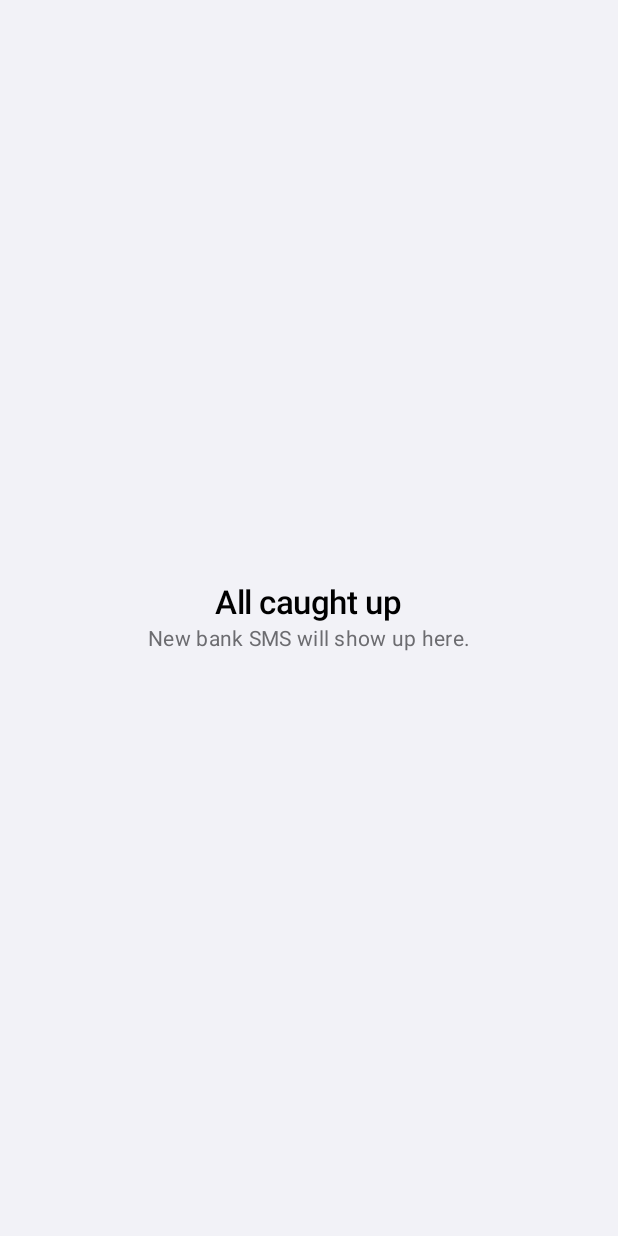
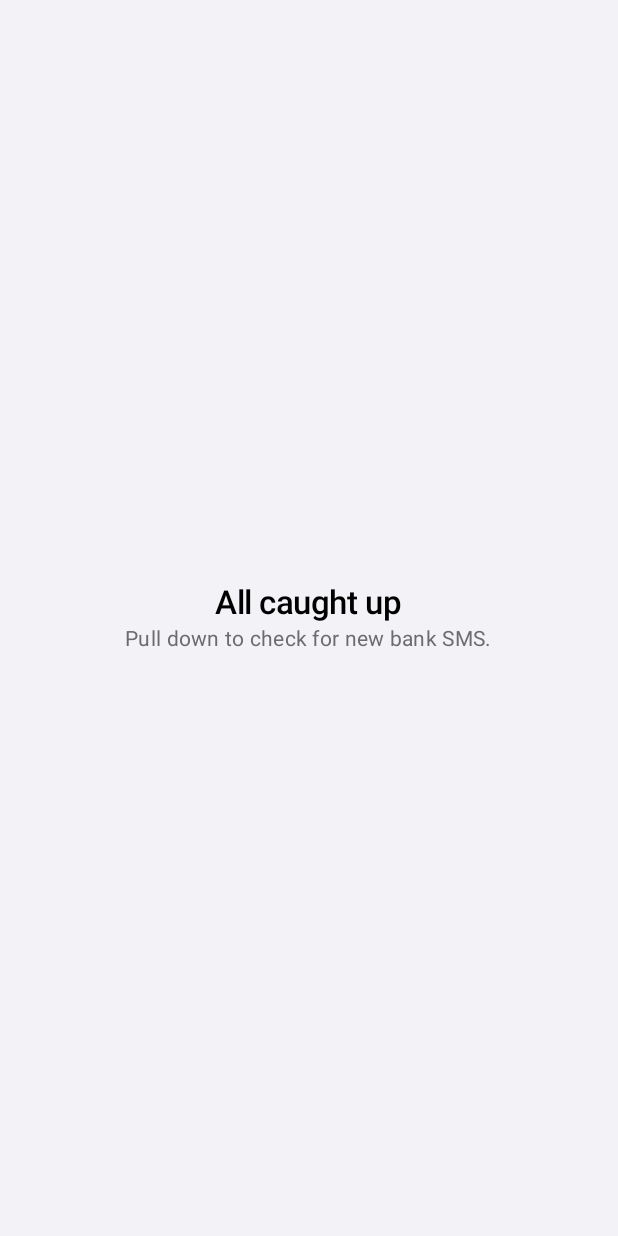
Before and after one commit to karthi-g-520d/expense-tracker, an Android app built with Jetpack Compose: the composable TagScreen shown on its own in the app's theme, on a phone screen of 412 x 824 dp. Run offline under Robolectric (Android 15) with nearby library versions, the phone set to English and light mode, and no system bars; our stand-ins replace Room's generated code; libraries missing offline, so code that uses them is left out: dev.chrisbanes.haze.

Commit message:
Pull down on To tag to read new SMS
Co-Authored-By: Claude Opus 5.5 (1M context) <noreply@anthropic.com>
Claude-Session: https://claude.ai/code/session_01LRy1H34bg3kJZKa5TvyJCB

```diff
--- a/app/src/main/java/com/karthi/expense/MainActivity.kt
+++ b/app/src/main/java/com/karthi/expense/MainActivity.kt
@@ -30,7 +30,6 @@ import androidx.compose.foundation.layout.Column
 import androidx.compose.foundation.layout.PaddingValues
 import androidx.compose.foundation.layout.Row
 import androidx.compose.foundation.layout.Spacer
-import androidx.compose.foundation.layout.fillMaxHeight
 import androidx.compose.foundation.layout.fillMaxSize
 import androidx.compose.foundation.layout.fillMaxWidth
 import androidx.compose.foundation.layout.height
@@ -49,6 +48,7 @@ import androidx.compose.material.icons.automirrored.filled.ArrowBack
 import androidx.compose.material.icons.filled.Lock
 import androidx.compose.material.icons.filled.Settings
 import androidx.compose.material3.Button
+import androidx.compose.material3.ExperimentalMaterial3Api
 import androidx.compose.material3.Icon
 import androidx.compose.material3.IconButton
 import androidx.compose.material3.LinearProgressIndicator
@@ -56,6 +56,9 @@ import androidx.compose.material3.MaterialTheme
 import androidx.compose.material3.Surface
 import androidx.compose.material3.Text
 import androidx.compose.material3.TextButton
+import androidx.compose.material3.pulltorefresh.PullToRefreshBox
+import androidx.compose.material3.pulltorefresh.PullToRefreshDefaults
+import androidx.compose.material3.pulltorefresh.rememberPullToRefreshState
 import androidx.compose.runtime.Composable
 import androidx.compose.runtime.CompositionLocalProvider
 import androidx.compose.runtime.LaunchedEffect
@@ -66,6 +69,7 @@ import androidx.compose.runtime.mutableStateOf
 import androidx.compose.runtime.remember
 import androidx.compose.runtime.saveable.rememberSaveable
 import androidx.compose.runtime.setValue
+import androidx.compose.runtime.snapshotFlow
 import androidx.compose.ui.Alignment
 import androidx.compose.ui.Modifier
 import androidx.compose.ui.graphics.StrokeCap
@@ -81,8 +85,11 @@ import androidx.lifecycle.Lifecycle
 import androidx.lifecycle.viewmodel.compose.viewModel
 import com.karthi.expense.data.AccountSettings
 import com.karthi.expense.data.Categories
+import com.karthi.expense.data.PendingTxn
 import dev.chrisbanes.haze.HazeState
 import dev.chrisbanes.haze.haze
+import kotlinx.coroutines.delay
+import kotlinx.coroutines.flow.first
 import java.time.LocalDate
 import java.time.format.DateTimeFormatter
 import java.util.Locale
@@ -362,6 +369,7 @@ private fun SyncBar(vm: MainViewModel, total: Int, tagged: Int) {
 
 private val dayHeader = DateTimeFormatter.ofPattern("EEEE, d MMM", Locale.ENGLISH)
 
+@OptIn(ExperimentalMaterial3Api::class)
 @Composable
 private fun TagScreen(vm: MainViewModel, contentPadding: PaddingValues) {
     val context = LocalContext.current
@@ -390,29 +398,67 @@ private fun TagScreen(vm: MainViewModel, contentPadding: PaddingValues) {
     val txns by vm.unsynced.collectAsState()
     val people by vm.knownPeople.collectAsState()
 
+    // Pull down to read new SMS, like Instagram or YouTube. The spinner stays up for a
+    // short minimum so a fast read still reads as "checked" instead of a flicker.
+    var pulled by remember { mutableStateOf(false) }
+    LaunchedEffect(pulled) {
+        if (pulled) {
+            delay(600)
+            snapshotFlow { vm.importing }.first { !it }
+            pulled = false
+        }
+    }
+    val pullState = rememberPullToRefreshState()
+    PullToRefreshBox(
+        isRefreshing = pulled,
+        onRefresh = {
+            pulled = true
+            vm.importSms()
+        },
+        state = pullState,
+        modifier = Modifier.fillMaxSize(),
+        indicator = {
+            PullToRefreshDefaults.Indicator(
+                state = pullState,
+                isRefreshing = pulled,
+                color = MaterialTheme.colorScheme.primary,
+                modifier = Modifier.align(Alignment.TopCenter).padding(top = contentPadding.calculateTopPadding()),
+            )
+        },
+    ) {
         if (txns.isEmpty()) {
+            // A list (not a plain column) so the empty screen can be pulled too.
+            LazyColumn(Modifier.fillMaxSize(), contentPadding = contentPadding) {
+                item(key = "empty") {
                     Column(
-            Modifier.fillMaxSize().padding(contentPadding),
+                        Modifier.fillParentMaxSize(),
                         verticalArrangement = Arrangement.Center,
                         horizontalAlignment = Alignment.CenterHorizontally,
                     ) {
-            if (vm.importing) {
+                        if (vm.importing && !pulled) {
                             Text("Reading your SMS…", color = MaterialTheme.colorScheme.onSurfaceVariant)
                         } else {
                             Text("All caught up", style = MaterialTheme.typography.titleLarge)
                             Text(
-                    "New bank SMS will show up here.",
+                                "Pull down to check for new bank SMS.",
                                 style = MaterialTheme.typography.bodyMedium,
                                 color = MaterialTheme.colorScheme.onSurfaceVariant,
                             )
                         }
                     }
-        return
+                }
+            }
+        } else {
+            TagList(vm, txns, people, contentPadding)
+        }
+    }
 }
 
+@Composable
+private fun TagList(vm: MainViewModel, txns: List<PendingTxn>, people: List<String>, contentPadding: PaddingValues) {
     val days = remember(txns) { txns.groupBy { it.date } }
     LazyColumn(
-        Modifier.fillMaxHeight(),
+        Modifier.fillMaxSize(),
         contentPadding = contentPadding,
         verticalArrangement = Arrangement.spacedBy(12.dp),
     ) {
```
Lines whose indentation alone changed are shown as unchanged.
